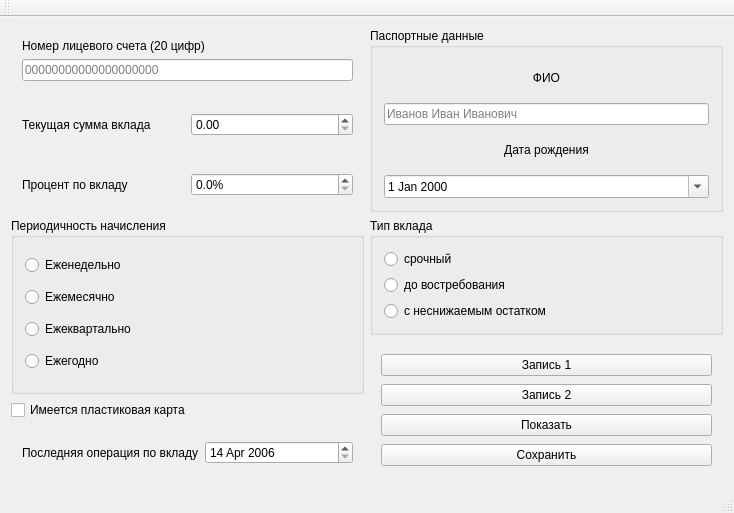
Above: mainwindow.ui from MrFireDeN/Bank-Depositors before the change. Below: the same form after it.
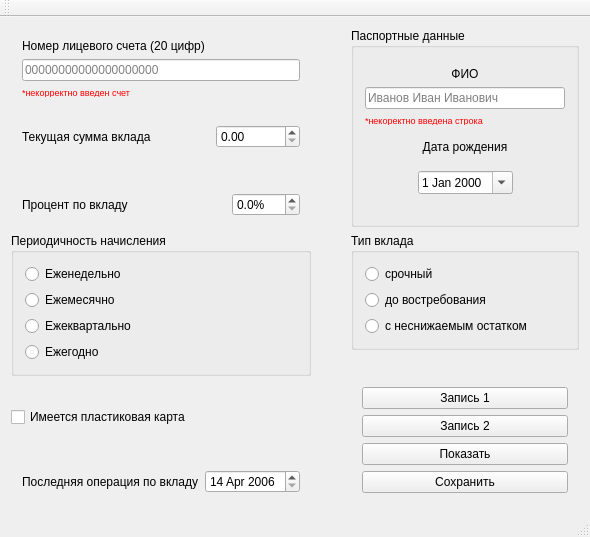
That is the form after the change.

Patch:
```diff
--- a/mainwindow.ui
+++ b/mainwindow.ui
@@ -6,8 +6,8 @@
    <rect>
     <x>0</x>
     <y>0</y>
-    <width>734</width>
-    <height>513</height>
+    <width>590</width>
+    <height>537</height>
    </rect>
   </property>
   <property name="windowTitle">
@@ -15,141 +15,38 @@
   </property>
   <widget class="QWidget" name="centralWidget">
    <layout class="QGridLayout" name="gridLayout">
-    <item row="2" column="0">
-     <widget class="QWidget" name="depositInterest" native="true">
-      <layout class="QHBoxLayout" name="horizontalLayout">
-       <item>
-        <widget class="QLabel" name="depositInterestText">
-         <property name="text">
-          <string>Процент по вкладу</string>
-         </property>
-        </widget>
-       </item>
-       <item>
-        <widget class="QDoubleSpinBox" name="depositInterestNumber">
-         <property name="prefix">
-          <string/>
-         </property>
-         <property name="suffix">
-          <string>%</string>
-         </property>
-         <property name="decimals">
-          <number>1</number>
-         </property>
-        </widget>
-       </item>
-      </layout>
-     </widget>
-    </item>
-    <item row="0" column="0">
-     <widget class="QWidget" name="accountNumber" native="true">
-      <layout class="QVBoxLayout" name="verticalLayout_5">
-       <item>
-        <widget class="QLabel" name="accountNumberText">
-         <property name="text">
-          <string>Номер лицевого счета (20 цифр)</string>
-         </property>
-        </widget>
-       </item>
-       <item>
-        <widget class="QLineEdit" name="accountNumberLine">
-         <property name="inputMask">
-          <string>99999999999999999999</string>
-         </property>
-         <property name="text">
-          <string/>
-         </property>
-         <property name="maxLength">
-          <number>20</number>
-         </property>
-         <property name="placeholderText">
-          <string>00000000000000000000</string>
-         </property>
-        </widget>
-       </item>
-      </layout>
-     </widget>
-    </item>
-    <item row="6" column="0">
-     <widget class="QWidget" name="lastDepositTransaction" native="true">
-      <layout class="QHBoxLayout" name="horizontalLayout_3">
-       <item>
-        <widget class="QLabel" name="lastDepositTransactionText">
-         <property name="text">
-          <string>Последняя операция по вкладу</string>
-         </property>
-        </widget>
-       </item>
-       <item>
-        <widget class="QDateEdit" name="lastDepositTransactionDate">
-         <property name="minimumDate">
-          <date>
-           <year>2006</year>
-           <month>4</month>
-           <day>14</day>
-          </date>
-         </property>
-        </widget>
-       </item>
-      </layout>
-     </widget>
-    </item>
-    <item row="1" column="0">
-     <widget class="QWidget" name="depositAmount" native="true">
-      <layout class="QHBoxLayout" name="horizontalLayout_2">
-       <item>
-        <widget class="QLabel" name="depositAmountText">
-         <property name="text">
-          <string>Текущая сумма вклада</string>
-         </property>
-        </widget>
-       </item>
-       <item>
-        <widget class="QDoubleSpinBox" name="depositAmountNumber">
-         <property name="maximum">
-          <double>100000000000000004764729344.000000000000000</double>
-         </property>
-        </widget>
-       </item>
-      </layout>
-     </widget>
-    </item>
-    <item row="3" column="1">
-     <widget class="QGroupBox" name="depositType">
-      <property name="title">
-       <string>Тип вклада</string>
+    <item row="4" column="0">
+     <spacer name="verticalSpacer">
+      <property name="orientation">
+       <enum>Qt::Vertical</enum>
       </property>
-      <layout class="QVBoxLayout" name="verticalLayout_2">
-       <item>
-        <widget class="QRadioButton" name="termDeposit">
-         <property name="text">
-          <string>срочный</string>
-         </property>
-        </widget>
-       </item>
-       <item>
-        <widget class="QRadioButton" name="demandDeposit">
-         <property name="text">
-          <string>до востребования</string>
-         </property>
-        </widget>
-       </item>
-       <item>
-        <widget class="QRadioButton" name="irreducibleDeposit">
-         <property name="text">
-          <string>с неснижаемым остатком</string>
-         </property>
-        </widget>
-       </item>
-      </layout>
-     </widget>
+      <property name="sizeHint" stdset="0">
+       <size>
+        <width>20</width>
+        <height>40</height>
+       </size>
+      </property>
+     </spacer>
     </item>
-    <item row="0" column="1" rowspan="3">
+    <item row="0" column="2" rowspan="4">
      <widget class="QGroupBox" name="passportData">
       <property name="title">
        <string>Паспортные данные</string>
       </property>
       <layout class="QVBoxLayout" name="verticalLayout_3">
+       <item>
+        <spacer name="verticalSpacer_9">
+         <property name="orientation">
+          <enum>Qt::Vertical</enum>
+         </property>
+         <property name="sizeHint" stdset="0">
+          <size>
+           <width>20</width>
+           <height>40</height>
+          </size>
+         </property>
+        </spacer>
+       </item>
        <item>
         <widget class="QLabel" name="fullnameText">
          <property name="text">
@@ -162,6 +59,12 @@
        </item>
        <item>
         <widget class="QLineEdit" name="fullnameLine">
+         <property name="minimumSize">
+          <size>
+           <width>200</width>
+           <height>0</height>
+          </size>
+         </property>
          <property name="inputMask">
           <string/>
          </property>
@@ -179,6 +82,503 @@
          </property>
         </widget>
        </item>
+       <item>
+        <widget class="QLabel" name="fullnameError">
+         <property name="enabled">
+          <bool>true</bool>
+         </property>
+         <property name="maximumSize">
+          <size>
+           <width>8947298</width>
+           <height>10</height>
+          </size>
+         </property>
+         <property name="palette">
+          <palette>
+           <active>
+            <colorrole role="WindowText">
+             <brush brushstyle="SolidPattern">
+              <color alpha="255">
+               <red>255</red>
+               <green>0</green>
+               <blue>0</blue>
+              </color>
+             </brush>
+            </colorrole>
+            <colorrole role="Button">
+             <brush brushstyle="SolidPattern">
+              <color alpha="255">
+               <red>255</red>
+               <green>0</green>
+               <blue>0</blue>
+              </color>
+             </brush>
+            </colorrole>
+            <colorrole role="Light">
+             <brush brushstyle="SolidPattern">
+              <color alpha="255">
+               <red>255</red>
+               <green>127</green>
+               <blue>127</blue>
+              </color>
+             </brush>
+            </colorrole>
+            <colorrole role="Midlight">
+             <brush brushstyle="SolidPattern">
+              <color alpha="255">
+               <red>255</red>
+               <green>63</green>
+               <blue>63</blue>
+              </color>
+             </brush>
+            </colorrole>
+            <colorrole role="Dark">
+             <brush brushstyle="SolidPattern">
+              <color alpha="255">
+               <red>127</red>
+               <green>0</green>
+               <blue>0</blue>
+              </color>
+             </brush>
+            </colorrole>
+            <colorrole role="Mid">
+             <brush brushstyle="SolidPattern">
+              <color alpha="255">
+               <red>170</red>
+               <green>0</green>
+               <blue>0</blue>
+              </color>
+             </brush>
+            </colorrole>
+            <colorrole role="Text">
+             <brush brushstyle="SolidPattern">
+              <color alpha="255">
+               <red>0</red>
+               <green>0</green>
+               <blue>0</blue>
+              </color>
+             </brush>
+            </colorrole>
+            <colorrole role="BrightText">
+             <brush brushstyle="SolidPattern">
+              <color alpha="255">
+               <red>255</red>
+               <green>255</green>
+               <blue>255</blue>
+              </color>
+             </brush>
+            </colorrole>
+            <colorrole role="ButtonText">
+             <brush brushstyle="SolidPattern">
+              <color alpha="255">
+               <red>0</red>
+               <green>0</green>
+               <blue>0</blue>
+              </color>
+             </brush>
+            </colorrole>
+            <colorrole role="Base">
+             <brush brushstyle="SolidPattern">
+              <color alpha="255">
+               <red>255</red>
+               <green>255</green>
+               <blue>255</blue>
+              </color>
+             </brush>
+            </colorrole>
+            <colorrole role="Window">
+             <brush brushstyle="SolidPattern">
+              <color alpha="255">
+               <red>255</red>
+               <green>0</green>
+               <blue>0</blue>
+              </color>
+             </brush>
+            </colorrole>
+            <colorrole role="Shadow">
+             <brush brushstyle="SolidPattern">
+              <color alpha="255">
+               <red>0</red>
+               <green>0</green>
+               <blue>0</blue>
+              </color>
+             </brush>
+            </colorrole>
+            <colorrole role="AlternateBase">
+             <brush brushstyle="SolidPattern">
+              <color alpha="255">
+               <red>255</red>
+               <green>127</green>
+               <blue>127</blue>
+              </color>
+             </brush>
+            </colorrole>
+            <colorrole role="ToolTipBase">
+             <brush brushstyle="SolidPattern">
+              <color alpha="255">
+               <red>255</red>
+               <green>255</green>
+               <blue>220</blue>
+              </color>
+             </brush>
+            </colorrole>
+            <colorrole role="ToolTipText">
+             <brush brushstyle="SolidPattern">
+              <color alpha="255">
+               <red>0</red>
+               <green>0</green>
+               <blue>0</blue>
+              </color>
+             </brush>
+            </colorrole>
+            <colorrole role="PlaceholderText">
+             <brush brushstyle="SolidPattern">
+              <color alpha="128">
+               <red>0</red>
+               <green>0</green>
+               <blue>0</blue>
+              </color>
+             </brush>
+            </colorrole>
+           </active>
+           <inactive>
+            <colorrole role="WindowText">
+             <brush brushstyle="SolidPattern">
+              <color alpha="255">
+               <red>255</red>
+               <green>0</green>
+               <blue>0</blue>
+              </color>
+             </brush>
+            </colorrole>
+            <colorrole role="Button">
+             <brush brushstyle="SolidPattern">
+              <color alpha="255">
+               <red>255</red>
+               <green>0</green>
+               <blue>0</blue>
+              </color>
+             </brush>
+            </colorrole>
+            <colorrole role="Light">
+             <brush brushstyle="SolidPattern">
+              <color alpha="255">
+               <red>255</red>
+               <green>127</green>
+               <blue>127</blue>
+              </color>
+             </brush>
+            </colorrole>
+            <colorrole role="Midlight">
+             <brush brushstyle="SolidPattern">
+              <color alpha="255">
+               <red>255</red>
+               <green>63</green>
+               <blue>63</blue>
+              </color>
+             </brush>
+            </colorrole>
+            <colorrole role="Dark">
+             <brush brushstyle="SolidPattern">
+              <color alpha="255">
+               <red>127</red>
+               <green>0</green>
+               <blue>0</blue>
+              </color>
+             </brush>
+            </colorrole>
+            <colorrole role="Mid">
+             <brush brushstyle="SolidPattern">
+              <color alpha="255">
+               <red>170</red>
+               <green>0</green>
+               <blue>0</blue>
+              </color>
+             </brush>
+            </colorrole>
+            <colorrole role="Text">
+             <brush brushstyle="SolidPattern">
+              <color alpha="255">
+               <red>0</red>
+               <green>0</green>
+               <blue>0</blue>
+              </color>
+             </brush>
+            </colorrole>
+            <colorrole role="BrightText">
+             <brush brushstyle="SolidPattern">
+              <color alpha="255">
+               <red>255</red>
+               <green>255</green>
+               <blue>255</blue>
+              </color>
+             </brush>
+            </colorrole>
+            <colorrole role="ButtonText">
+             <brush brushstyle="SolidPattern">
+              <color alpha="255">
+               <red>0</red>
+               <green>0</green>
+               <blue>0</blue>
+              </color>
+             </brush>
+            </colorrole>
+            <colorrole role="Base">
+             <brush brushstyle="SolidPattern">
+              <color alpha="255">
+               <red>255</red>
+               <green>255</green>
+               <blue>255</blue>
+              </color>
+             </brush>
+            </colorrole>
+            <colorrole role="Window">
+             <brush brushstyle="SolidPattern">
+              <color alpha="255">
+               <red>255</red>
+               <green>0</green>
+               <blue>0</blue>
+              </color>
+             </brush>
+            </colorrole>
+            <colorrole role="Shadow">
+             <brush brushstyle="SolidPattern">
+              <color alpha="255">
+               <red>0</red>
+               <green>0</green>
+               <blue>0</blue>
+              </color>
+             </brush>
+            </colorrole>
+            <colorrole role="AlternateBase">
+             <brush brushstyle="SolidPattern">
+              <color alpha="255">
+               <red>255</red>
+               <green>127</green>
+               <blue>127</blue>
+              </color>
+             </brush>
+            </colorrole>
+            <colorrole role="ToolTipBase">
+             <brush brushstyle="SolidPattern">
+              <color alpha="255">
+               <red>255</red>
+               <green>255</green>
+               <blue>220</blue>
+              </color>
+             </brush>
+            </colorrole>
+            <colorrole role="ToolTipText">
+             <brush brushstyle="SolidPattern">
+              <color alpha="255">
+               <red>0</red>
+               <green>0</green>
+               <blue>0</blue>
+              </color>
+             </brush>
+            </colorrole>
+            <colorrole role="PlaceholderText">
+             <brush brushstyle="SolidPattern">
+              <color alpha="128">
+               <red>0</red>
+               <green>0</green>
+               <blue>0</blue>
+              </color>
+             </brush>
+            </colorrole>
+           </inactive>
+           <disabled>
+            <colorrole role="WindowText">
+             <brush brushstyle="SolidPattern">
+              <color alpha="255">
+               <red>127</red>
+               <green>0</green>
+               <blue>0</blue>
+              </color>
+             </brush>
+            </colorrole>
+            <colorrole role="Button">
+             <brush brushstyle="SolidPattern">
+              <color alpha="255">
+               <red>255</red>
+               <green>0</green>
+               <blue>0</blue>
+              </color>
+             </brush>
+            </colorrole>
+            <colorrole role="Light">
+             <brush brushstyle="SolidPattern">
+              <color alpha="255">
+               <red>255</red>
+               <green>127</green>
+               <blue>127</blue>
+              </color>
+             </brush>
+            </colorrole>
+            <colorrole role="Midlight">
+             <brush brushstyle="SolidPattern">
+              <color alpha="255">
+               <red>255</red>
+               <green>63</green>
+               <blue>63</blue>
+              </color>
+             </brush>
+            </colorrole>
+            <colorrole role="Dark">
+             <brush brushstyle="SolidPattern">
+              <color alpha="255">
+               <red>127</red>
+               <green>0</green>
+               <blue>0</blue>
+              </color>
+             </brush>
+            </colorrole>
+            <colorrole role="Mid">
+             <brush brushstyle="SolidPattern">
+              <color alpha="255">
+               <red>170</red>
+               <green>0</green>
+               <blue>0</blue>
+              </color>
+             </brush>
+            </colorrole>
+            <colorrole role="Text">
+             <brush brushstyle="SolidPattern">
+              <color alpha="255">
+               <red>127</red>
+               <green>0</green>
+               <blue>0</blue>
+              </color>
+             </brush>
+            </colorrole>
+            <colorrole role="BrightText">
+             <brush brushstyle="SolidPattern">
+              <color alpha="255">
+               <red>255</red>
+               <green>255</green>
+               <blue>255</blue>
+              </color>
+             </brush>
+            </colorrole>
+            <colorrole role="ButtonText">
+             <brush brushstyle="SolidPattern">
+              <color alpha="255">
+               <red>127</red>
+               <green>0</green>
+               <blue>0</blue>
+              </color>
+             </brush>
+            </colorrole>
+            <colorrole role="Base">
+             <brush brushstyle="SolidPattern">
+              <color alpha="255">
+               <red>255</red>
+               <green>0</green>
+               <blue>0</blue>
+              </color>
+             </brush>
+            </colorrole>
+            <colorrole role="Window">
+             <brush brushstyle="SolidPattern">
+              <color alpha="255">
+               <red>255</red>
+               <green>0</green>
+               <blue>0</blue>
+              </color>
+             </brush>
+            </colorrole>
+            <colorrole role="Shadow">
+             <brush brushstyle="SolidPattern">
+              <color alpha="255">
+               <red>0</red>
+               <green>0</green>
+               <blue>0</blue>
+              </color>
+             </brush>
+            </colorrole>
+            <colorrole role="AlternateBase">
+             <brush brushstyle="SolidPattern">
+              <color alpha="255">
+               <red>255</red>
+               <green>0</green>
+               <blue>0</blue>
+              </color>
+             </brush>
+            </colorrole>
+            <colorrole role="ToolTipBase">
+             <brush brushstyle="SolidPattern">
+              <color alpha="255">
+               <red>255</red>
+               <green>255</green>
+               <blue>220</blue>
+              </color>
+             </brush>
+            </colorrole>
+            <colorrole role="ToolTipText">
+             <brush brushstyle="SolidPattern">
+              <color alpha="255">
+               <red>0</red>
+               <green>0</green>
+               <blue>0</blue>
+              </color>
+             </brush>
+            </colorrole>
+            <colorrole role="PlaceholderText">
+             <brush brushstyle="SolidPattern">
+              <color alpha="128">
+               <red>0</red>
+               <green>0</green>
+               <blue>0</blue>
+              </color>
+             </brush>
+            </colorrole>
+           </disabled>
+          </palette>
+         </property>
+         <property name="font">
+          <font>
+           <pointsize>7</pointsize>
+          </font>
+         </property>
+         <property name="mouseTracking">
+          <bool>false</bool>
+         </property>
+         <property name="frameShape">
+          <enum>QFrame::NoFrame</enum>
+         </property>
+         <property name="lineWidth">
+          <number>0</number>
+         </property>
+         <property name="midLineWidth">
+          <number>0</number>
+         </property>
+         <property name="text">
+          <string>*некоректно введена строка</string>
+         </property>
+         <property name="textFormat">
+          <enum>Qt::AutoText</enum>
+         </property>
+         <property name="scaledContents">
+          <bool>false</bool>
+         </property>
+         <property name="wordWrap">
+          <bool>false</bool>
+         </property>
+        </widget>
+       </item>
+       <item>
+        <spacer name="verticalSpacer_8">
+         <property name="orientation">
+          <enum>Qt::Vertical</enum>
+         </property>
+         <property name="sizeHint" stdset="0">
+          <size>
+           <width>20</width>
+           <height>40</height>
+          </size>
+         </property>
+        </spacer>
+       </item>
        <item>
         <widget class="QLabel" name="BirthdayText">
          <property name="text">
@@ -190,16 +590,100 @@
         </widget>
        </item>
        <item>
-        <widget class="QDateEdit" name="BirthdayDate">
-         <property name="calendarPopup">
-          <bool>true</bool>
+        <widget class="QWidget" name="widget" native="true">
+         <layout class="QHBoxLayout" name="horizontalLayout_4">
+          <item>
+           <spacer name="horizontalSpacer_5">
+            <property name="orientation">
+             <enum>Qt::Horizontal</enum>
+            </property>
+            <property name="sizeHint" stdset="0">
+             <size>
+              <width>40</width>
+              <height>20</height>
+             </size>
+            </property>
+           </spacer>
+          </item>
+          <item>
+           <widget class="QDateEdit" name="BirthdayDate">
+            <property name="calendarPopup">
+             <bool>true</bool>
+            </property>
+           </widget>
+          </item>
+          <item>
+           <spacer name="horizontalSpacer_4">
+            <property name="orientation">
+             <enum>Qt::Horizontal</enum>
+            </property>
+            <property name="sizeHint" stdset="0">
+             <size>
+              <width>40</width>
+              <height>20</height>
+             </size>
+            </property>
+           </spacer>
+          </item>
+         </layout>
+        </widget>
+       </item>
+       <item>
+        <spacer name="verticalSpacer_10">
+         <property name="orientation">
+          <enum>Qt::Vertical</enum>
          </property>
+         <property name="sizeHint" stdset="0">
+          <size>
+           <width>20</width>
+           <height>40</height>
+          </size>
+         </property>
+        </spacer>
+       </item>
+      </layout>
+     </widget>
+    </item>
+    <item row="3" column="0">
+     <widget class="QWidget" name="depositInterest" native="true">
+      <layout class="QHBoxLayout" name="horizontalLayout">
+       <item>
+        <widget class="QLabel" name="depositInterestText">
+         <property name="text">
+          <string>Процент по вкладу</string>
+         </property>
         </widget>
        </item>
+       <item>
+        <spacer name="horizontalSpacer">
+         <property name="orientation">
+          <enum>Qt::Horizontal</enum>
+         </property>
+         <property name="sizeHint" stdset="0">
+          <size>
+           <width>40</width>
+           <height>20</height>
+          </size>
+         </property>
+        </spacer>
+       </item>
+       <item>
+        <widget class="QDoubleSpinBox" name="depositInterestNumber">
+         <property name="prefix">
+          <string/>
+         </property>
+         <property name="suffix">
+          <string>%</string>
+         </property>
+         <property name="decimals">
+          <number>1</number>
+         </property>
+        </widget>
+       </item>
       </layout>
      </widget>
     </item>
-    <item row="3" column="0" rowspan="2">
+    <item row="5" column="0" rowspan="3">
      <widget class="QGroupBox" name="accrualFrequency">
       <property name="title">
        <string>Периодичность начисления</string>
@@ -236,14 +720,7 @@
       </layout>
      </widget>
     </item>
-    <item row="5" column="0">
-     <widget class="QCheckBox" name="plasticCardAvailability">
-      <property name="text">
-       <string>Имеется пластиковая карта</string>
-      </property>
-     </widget>
-    </item>
-    <item row="4" column="1" rowspan="3">
+    <item row="7" column="2" rowspan="5">
      <widget class="QWidget" name="records" native="true">
       <layout class="QVBoxLayout" name="verticalLayout_4">
        <item>
@@ -277,6 +754,329 @@
       </layout>
      </widget>
     </item>
+    <item row="1" column="0">
+     <widget class="QWidget" name="depositAmount" native="true">
+      <layout class="QHBoxLayout" name="horizontalLayout_2">
+       <item>
+        <widget class="QLabel" name="depositAmountText">
+         <property name="text">
+          <string>Текущая сумма вклада</string>
+         </property>
+        </widget>
+       </item>
+       <item>
+        <spacer name="horizontalSpacer_2">
+         <property name="orientation">
+          <enum>Qt::Horizontal</enum>
+         </property>
+         <property name="sizeHint" stdset="0">
+          <size>
+           <width>40</width>
+           <height>20</height>
+          </size>
+         </property>
+        </spacer>
+       </item>
+       <item>
+        <widget class="QDoubleSpinBox" name="depositAmountNumber">
+         <property name="maximum">
+          <double>100000000000000004764729344.000000000000000</double>
+         </property>
+        </widget>
+       </item>
+      </layout>
+     </widget>
+    </item>
+    <item row="11" column="0">
+     <widget class="QWidget" name="lastDepositTransaction" native="true">
+      <layout class="QHBoxLayout" name="horizontalLayout_3">
+       <item>
+        <widget class="QLabel" name="lastDepositTransactionText">
+         <property name="text">
+          <string>Последняя операция по вкладу</string>
+         </property>
+        </widget>
+       </item>
+       <item>
+        <widget class="QDateEdit" name="lastDepositTransactionDate">
+         <property name="minimumDate">
+          <date>
+           <year>2006</year>
+           <month>4</month>
+           <day>14</day>
+          </date>
+         </property>
+        </widget>
+       </item>
+      </layout>
+     </widget>
+    </item>
+    <item row="8" column="0">
+     <spacer name="verticalSpacer_6">
+      <property name="orientation">
+       <enum>Qt::Vertical</enum>
+      </property>
+      <property name="sizeHint" stdset="0">
+       <size>
+        <width>20</width>
+        <height>40</height>
+       </size>
+      </property>
+     </spacer>
+    </item>
+    <item row="9" column="0">
+     <widget class="QCheckBox" name="plasticCardAvailability">
+      <property name="text">
+       <string>Имеется пластиковая карта</string>
+      </property>
+     </widget>
+    </item>
+    <item row="5" column="2">
+     <widget class="QGroupBox" name="depositType">
+      <property name="title">
+       <string>Тип вклада</string>
+      </property>
+      <layout class="QVBoxLayout" name="verticalLayout_2">
+       <item>
+        <widget class="QRadioButton" name="termDeposit">
+         <property name="text">
+          <string>срочный</string>
+         </property>
+        </widget>
+       </item>
+       <item>
+        <widget class="QRadioButton" name="demandDeposit">
+         <property name="text">
+          <string>до востребования</string>
+         </property>
+        </widget>
+       </item>
+       <item>
+        <widget class="QRadioButton" name="irreducibleDeposit">
+         <property name="text">
+          <string>с неснижаемым остатком</string>
+         </property>
+        </widget>
+       </item>
+      </layout>
+     </widget>
+    </item>
+    <item row="6" column="2">
+     <spacer name="verticalSpacer_5">
+      <property name="orientation">
+       <enum>Qt::Vertical</enum>
+      </property>
+      <property name="sizeHint" stdset="0">
+       <size>
+        <width>20</width>
+        <height>40</height>
+       </size>
+      </property>
+     </spacer>
+    </item>
+    <item row="10" column="0">
+     <spacer name="verticalSpacer_7">
+      <property name="orientation">
+       <enum>Qt::Vertical</enum>
+      </property>
+      <property name="sizeHint" stdset="0">
+       <size>
+        <width>20</width>
+        <height>40</height>
+       </size>
+      </property>
+     </spacer>
+    </item>
+    <item row="0" column="0">
+     <widget class="QWidget" name="accountNumber" native="true">
+      <layout class="QVBoxLayout" name="verticalLayout_5">
+       <item>
+        <widget class="QLabel" name="accountNumberText">
+         <property name="text">
+          <string>Номер лицевого счета (20 цифр)</string>
+         </property>
+        </widget>
+       </item>
+       <item>
+        <widget class="QLineEdit" name="accountNumberLine">
+         <property name="inputMask">
+          <string>99999999999999999999</string>
+         </property>
+         <property name="text">
+          <string/>
+         </property>
+         <property name="maxLength">
+          <number>20</number>
+         </property>
+         <property name="placeholderText">
+          <string>00000000000000000000</string>
+         </property>
+        </widget>
+       </item>
+       <item>
+        <widget class="QLabel" name="accountNumberError">
+         <property name="maximumSize">
+          <size>
+           <width>16777215</width>
+           <height>10</height>
+          </size>
+         </property>
+         <property name="palette">
+          <palette>
+           <active>
+            <colorrole role="WindowText">
+             <brush brushstyle="SolidPattern">
+              <color alpha="255">
+               <red>255</red>
+               <green>0</green>
+               <blue>0</blue>
+              </color>
+             </brush>
+            </colorrole>
+            <colorrole role="Text">
+             <brush brushstyle="SolidPattern">
+              <color alpha="255">
+               <red>255</red>
+               <green>0</green>
+               <blue>0</blue>
+              </color>
+             </brush>
+            </colorrole>
+            <colorrole role="PlaceholderText">
+             <brush brushstyle="SolidPattern">
+              <color alpha="128">
+               <red>255</red>
+               <green>0</green>
+               <blue>0</blue>
+              </color>
+             </brush>
+            </colorrole>
+           </active>
+           <inactive>
+            <colorrole role="WindowText">
+             <brush brushstyle="SolidPattern">
+              <color alpha="255">
+               <red>255</red>
+               <green>0</green>
+               <blue>0</blue>
+              </color>
+             </brush>
+            </colorrole>
+            <colorrole role="Text">
+             <brush brushstyle="SolidPattern">
+              <color alpha="255">
+               <red>255</red>
+               <green>0</green>
+               <blue>0</blue>
+              </color>
+             </brush>
+            </colorrole>
+            <colorrole role="PlaceholderText">
+             <brush brushstyle="SolidPattern">
+              <color alpha="128">
+               <red>255</red>
+               <green>0</green>
+               <blue>0</blue>
+              </color>
+             </brush>
+            </colorrole>
+           </inactive>
+           <disabled>
+            <colorrole role="WindowText">
+             <brush brushstyle="SolidPattern">
+              <color alpha="255">
+               <red>120</red>
+               <green>120</green>
+               <blue>120</blue>
+              </color>
+             </brush>
+            </colorrole>
+            <colorrole role="Text">
+             <brush brushstyle="SolidPattern">
+              <color alpha="255">
+               <red>120</red>
+               <green>120</green>
+               <blue>120</blue>
+              </color>
+             </brush>
+            </colorrole>
+            <colorrole role="PlaceholderText">
+             <brush brushstyle="SolidPattern">
+              <color alpha="128">
+               <red>0</red>
+               <green>0</green>
+               <blue>0</blue>
+              </color>
+             </brush>
+            </colorrole>
+           </disabled>
+          </palette>
+         </property>
+         <property name="font">
+          <font>
+           <pointsize>7</pointsize>
+          </font>
+         </property>
+         <property name="text">
+          <string>*некорректно введен счет</string>
+         </property>
+        </widget>
+       </item>
+       <item>
+        <spacer name="verticalSpacer_3">
+         <property name="orientation">
+          <enum>Qt::Vertical</enum>
+         </property>
+         <property name="sizeHint" stdset="0">
+          <size>
+           <width>20</width>
+           <height>40</height>
+          </size>
+         </property>
+        </spacer>
+       </item>
+      </layout>
+     </widget>
+    </item>
+    <item row="2" column="0">
+     <spacer name="verticalSpacer_2">
+      <property name="orientation">
+       <enum>Qt::Vertical</enum>
+      </property>
+      <property name="sizeHint" stdset="0">
+       <size>
+        <width>20</width>
+        <height>40</height>
+       </size>
+      </property>
+     </spacer>
+    </item>
+    <item row="6" column="1">
+     <spacer name="horizontalSpacer_3">
+      <property name="orientation">
+       <enum>Qt::Horizontal</enum>
+      </property>
+      <property name="sizeHint" stdset="0">
+       <size>
+        <width>40</width>
+        <height>20</height>
+       </size>
+      </property>
+     </spacer>
+    </item>
+    <item row="4" column="2">
+     <spacer name="verticalSpacer_4">
+      <property name="orientation">
+       <enum>Qt::Vertical</enum>
+      </property>
+      <property name="sizeHint" stdset="0">
+       <size>
+        <width>20</width>
+        <height>40</height>
+       </size>
+      </property>
+     </spacer>
+    </item>
    </layout>
   </widget>
   <widget class="QMenuBar" name="menuBar">
```
Left out of the diff: 2 changed lines with no effect on the pictures.
